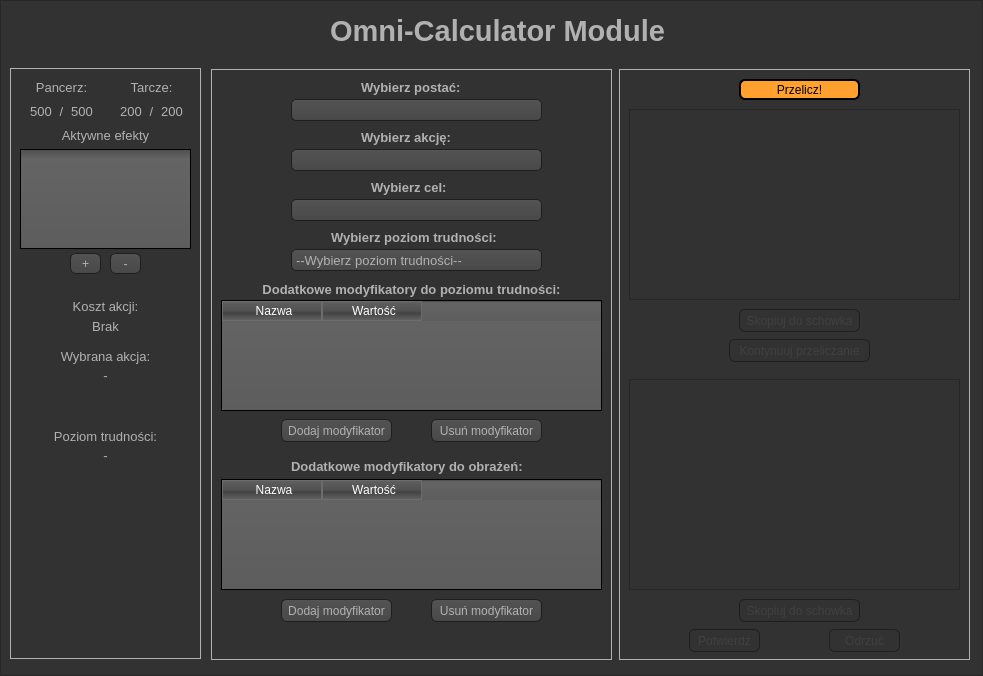
The window that calculator.ui (KJarzyna/OmniMGIII) describes before a commit, drawn with Qt 5.
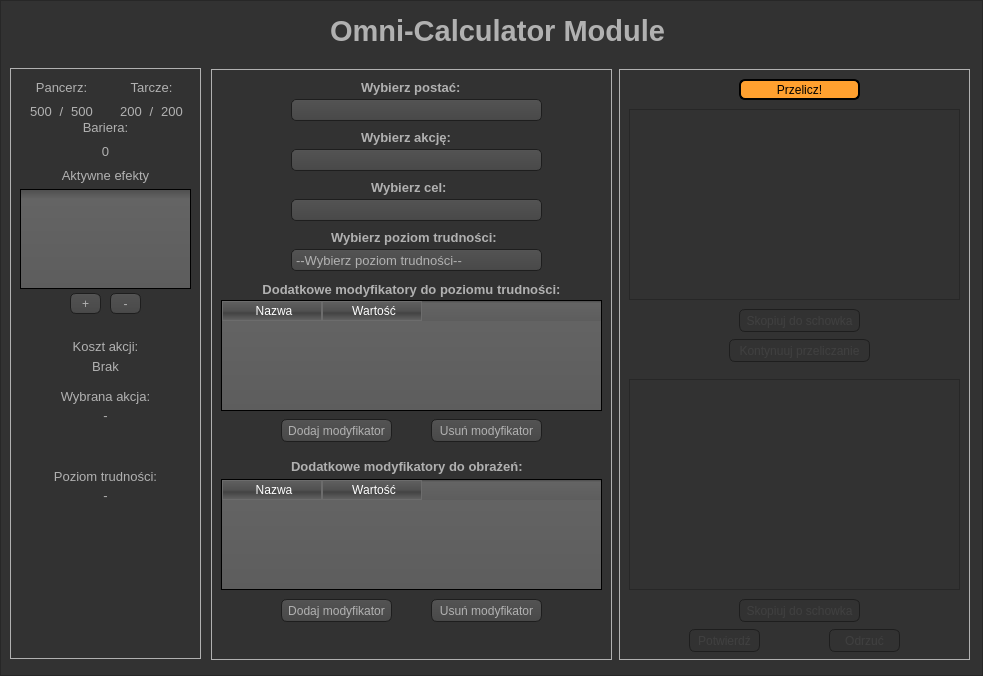
The same window after the commit. Icons and pictures are not drawn.

```diff
--- a/calculator.ui
+++ b/calculator.ui
@@ -1051,7 +1051,7 @@
     <property name="geometry">
      <rect>
       <x>10</x>
-      <y>60</y>
+      <y>100</y>
       <width>171</width>
       <height>121</height>
      </rect>
@@ -1248,7 +1248,7 @@
     <property name="geometry">
      <rect>
       <x>60</x>
-      <y>230</y>
+      <y>270</y>
       <width>71</width>
       <height>16</height>
      </rect>
@@ -1269,7 +1269,7 @@
     <property name="geometry">
      <rect>
       <x>60</x>
-      <y>250</y>
+      <y>290</y>
       <width>71</width>
       <height>16</height>
      </rect>
@@ -1290,7 +1290,7 @@
     <property name="geometry">
      <rect>
       <x>50</x>
-      <y>280</y>
+      <y>320</y>
       <width>91</width>
       <height>16</height>
      </rect>
@@ -1311,7 +1311,7 @@
     <property name="geometry">
      <rect>
       <x>10</x>
-      <y>300</y>
+      <y>340</y>
       <width>171</width>
       <height>51</height>
      </rect>
@@ -1335,7 +1335,7 @@
     <property name="geometry">
      <rect>
       <x>40</x>
-      <y>360</y>
+      <y>400</y>
       <width>111</width>
       <height>16</height>
      </rect>
@@ -1356,7 +1356,7 @@
     <property name="geometry">
      <rect>
       <x>10</x>
-      <y>380</y>
+      <y>420</y>
       <width>171</width>
       <height>51</height>
      </rect>
@@ -1380,7 +1380,7 @@
     <property name="geometry">
      <rect>
       <x>100</x>
-      <y>185</y>
+      <y>225</y>
       <width>31</width>
       <height>21</height>
      </rect>
@@ -1393,7 +1393,7 @@
     <property name="geometry">
      <rect>
       <x>60</x>
-      <y>185</y>
+      <y>225</y>
       <width>31</width>
       <height>21</height>
      </rect>
@@ -1402,6 +1402,52 @@
      <string>+</string>
     </property>
    </widget>
+   <widget class="QWidget" name="layoutWidget_2">
+    <property name="geometry">
+     <rect>
+      <x>70</x>
+      <y>50</y>
+      <width>51</width>
+      <height>42</height>
+     </rect>
+    </property>
+    <layout class="QVBoxLayout" name="verticalLayout_4">
+     <item>
+      <widget class="QLabel" name="label_barrier">
+       <property name="font">
+        <font>
+         <pointsize>10</pointsize>
+        </font>
+       </property>
+       <property name="text">
+        <string>Bariera:</string>
+       </property>
+       <property name="alignment">
+        <set>Qt::AlignCenter</set>
+       </property>
+      </widget>
+     </item>
+     <item>
+      <layout class="QHBoxLayout" name="horizontalLayout_4">
+       <item>
+        <widget class="QLabel" name="label_current_barrier">
+         <property name="font">
+          <font>
+           <pointsize>10</pointsize>
+          </font>
+         </property>
+         <property name="text">
+          <string>0</string>
+         </property>
+         <property name="alignment">
+          <set>Qt::AlignCenter</set>
+         </property>
+        </widget>
+       </item>
+      </layout>
+     </item>
+    </layout>
+   </widget>
   </widget>
  </widget>
  <resources/>
```
